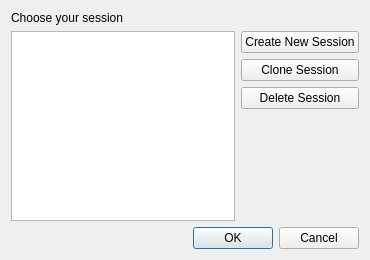
Above: src/plugins/projectexplorer/sessiondialog.ui from qt-creator/qt-creator before the change. Below: the same form after it.
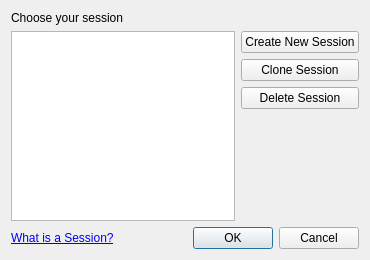
That is the form after the change.

```diff
--- a/src/plugins/projectexplorer/sessiondialog.ui
+++ b/src/plugins/projectexplorer/sessiondialog.ui
@@ -62,6 +62,13 @@
      </item>
     </layout>
    </item>
+   <item row="2" column="0">
+    <widget class="QLabel" name="whatsASessionLabel">
+     <property name="text">
+      <string>&lt;a href=&quot;qthelp://com.nokia.qtcreator/doc/creator-quick-tour.html#session-management-in-qt-creator&quot;&gt;What is a Session?&lt;/a&gt;</string>
+     </property>
+    </widget>
+   </item>
    <item row="2" column="1" colspan="2">
     <widget class="QDialogButtonBox" name="buttonBox">
      <property name="standardButtons">
```
